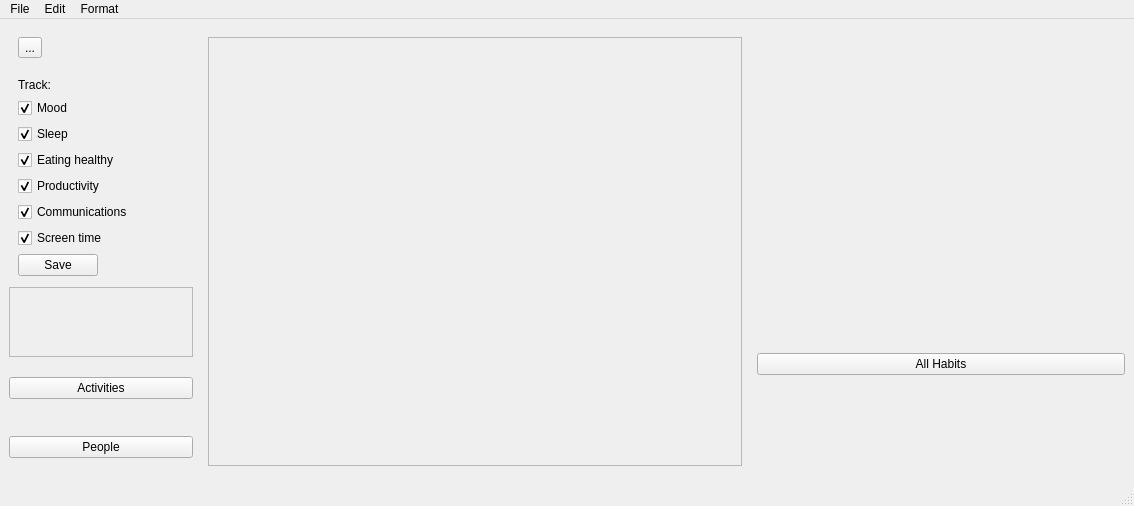
Before: the Qt Designer form Code/PaperFriend/mainwindow.ui in RomainPuech/Paper-Friend, drawn with Qt 5.
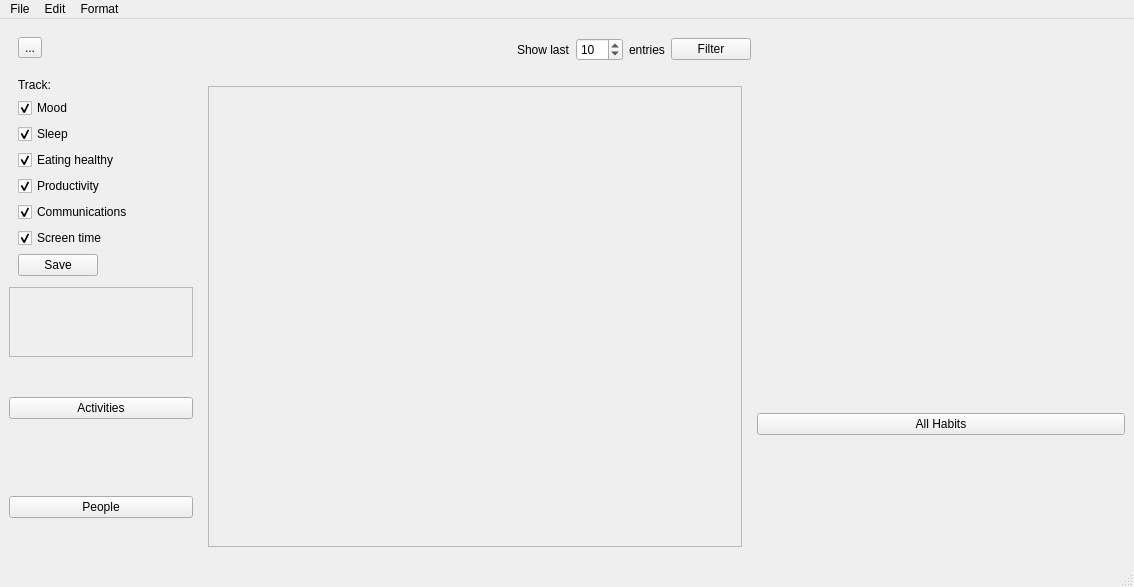
After: the same form once the commit is applied. Icons and pictures are not drawn.

Commit message: display n (random for now) entries and update the mood graph

```diff
--- a/Code/PaperFriend/mainwindow.ui
+++ b/Code/PaperFriend/mainwindow.ui
@@ -7,7 +7,7 @@
     <x>0</x>
     <y>0</y>
     <width>1134</width>
-    <height>506</height>
+    <height>587</height>
    </rect>
   </property>
   <property name="windowTitle">
@@ -251,15 +251,96 @@
      </layout>
     </item>
     <item>
-     <layout class="QVBoxLayout" name="main_frame" stretch="0">
+     <layout class="QVBoxLayout" name="main_frame" stretch="0,0">
       <property name="spacing">
        <number>6</number>
       </property>
+      <item>
+       <layout class="QHBoxLayout" name="horizontalLayout">
+        <property name="topMargin">
+         <number>10</number>
+        </property>
+        <property name="bottomMargin">
+         <number>10</number>
+        </property>
+        <item>
+         <spacer name="horizontalSpacer_2">
+          <property name="orientation">
+           <enum>Qt::Horizontal</enum>
+          </property>
+          <property name="sizeHint" stdset="0">
+           <size>
+            <width>40</width>
+            <height>20</height>
+           </size>
+          </property>
+         </spacer>
+        </item>
+        <item>
+         <widget class="QLabel" name="label_2">
+          <property name="sizePolicy">
+           <sizepolicy hsizetype="Maximum" vsizetype="Preferred">
+            <horstretch>0</horstretch>
+            <verstretch>0</verstretch>
+           </sizepolicy>
+          </property>
+          <property name="text">
+           <string>Show last</string>
+          </property>
+         </widget>
+        </item>
+        <item>
+         <widget class="QSpinBox" name="numberOfEntries">
+          <property name="sizePolicy">
+           <sizepolicy hsizetype="Maximum" vsizetype="Fixed">
+            <horstretch>0</horstretch>
+            <verstretch>0</verstretch>
+           </sizepolicy>
+          </property>
+          <property name="minimum">
+           <number>1</number>
+          </property>
+          <property name="maximum">
+           <number>100</number>
+          </property>
+          <property name="value">
+           <number>10</number>
+          </property>
+         </widget>
+        </item>
+        <item>
+         <widget class="QLabel" name="label_3">
+          <property name="sizePolicy">
+           <sizepolicy hsizetype="Maximum" vsizetype="Preferred">
+            <horstretch>0</horstretch>
+            <verstretch>0</verstretch>
+           </sizepolicy>
+          </property>
+          <property name="text">
+           <string>entries</string>
+          </property>
+         </widget>
+        </item>
+        <item>
+         <widget class="QPushButton" name="filterButton">
+          <property name="sizePolicy">
+           <sizepolicy hsizetype="Maximum" vsizetype="Fixed">
+            <horstretch>0</horstretch>
+            <verstretch>0</verstretch>
+           </sizepolicy>
+          </property>
+          <property name="text">
+           <string>Filter</string>
+          </property>
+         </widget>
+        </item>
+       </layout>
+      </item>
       <item>
        <widget class="QStackedWidget" name="stackedWidget">
         <widget class="QWidget" name="page">
          <layout class="QGridLayout" name="gridLayout">
-          <item row="0" column="0">
+          <item row="1" column="0">
            <widget class="QScrollArea" name="EntriesScroll">
             <property name="widgetResizable">
              <bool>true</bool>
@@ -269,8 +350,8 @@
               <rect>
                <x>0</x>
                <y>0</y>
-               <width>530</width>
-               <height>423</height>
+               <width>523</width>
+               <height>433</height>
               </rect>
              </property>
             </widget>
```
Left out of the diff: 6 changed lines with no effect on the pictures. The commit also changes 2 other files.
